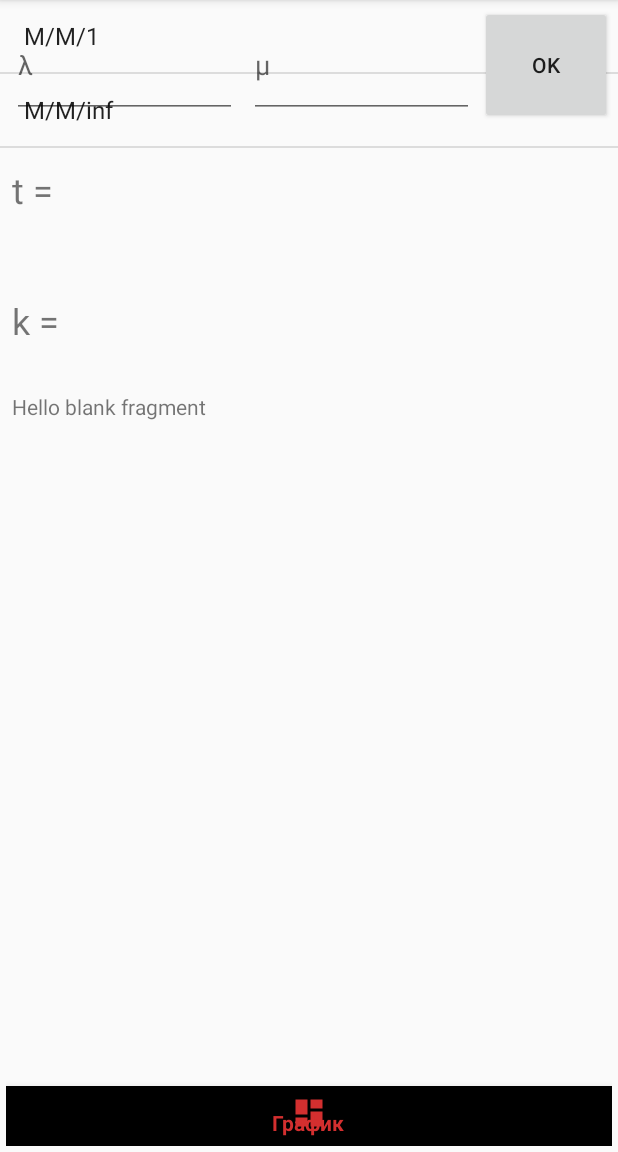
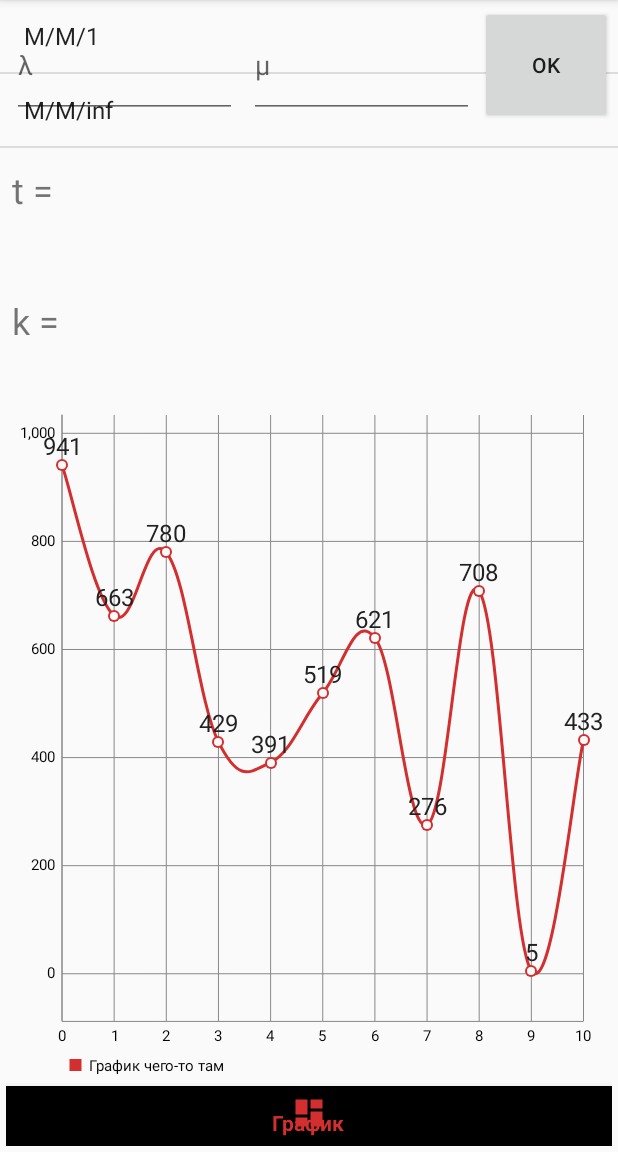
Before and after one commit to DmitriySimakov/Queue, an Android app: the fragment ModelCalculationFragment placed in its activity, item 2 of the bottom bar chosen, on a phone screen of 412 x 824 dp, the part 84-1236 px from its top. Run offline under Robolectric (Android 15) with nearby library versions, the phone set to English and light mode, and no system bars.

Commit message:
Added GraphFragment

```diff
--- a/app/src/main/java/com/dmitry_simakov/queue/fragments/GraphFragment.java
+++ b/app/src/main/java/com/dmitry_simakov/queue/fragments/GraphFragment.java
@@ -1,30 +1,112 @@
 package com.dmitry_simakov.queue.fragments;
 
-
+import android.content.res.Resources;
+import android.graphics.Color;
+import android.graphics.DashPathEffect;
 import android.os.Bundle;
 import android.support.v4.app.Fragment;
 import android.view.LayoutInflater;
 import android.view.View;
 import android.view.ViewGroup;
+import android.widget.FrameLayout;
 
 import com.dmitry_simakov.queue.R;
+import com.github.mikephil.charting.charts.LineChart;
+import com.github.mikephil.charting.components.XAxis;
+import com.github.mikephil.charting.data.Entry;
+import com.github.mikephil.charting.data.LineData;
+import com.github.mikephil.charting.data.LineDataSet;
 
-/**
- * A simple {@link Fragment} subclass.
- */
+import java.util.ArrayList;
+import java.util.List;
+
 public class GraphFragment extends Fragment {
 
+    private LineChart chart;
+    private float[] XValues;
+    private float[] YValues;
 
-    public GraphFragment() {
-        // Required empty public constructor
+    @Override
+    public View onCreateView(
+            LayoutInflater inflater, ViewGroup container, Bundle savedInstanceState) {
+        View v = inflater.inflate(R.layout.fragment_graph, container, false);
+
+        Bundle bundle = getArguments();
+        if (bundle != null) {
+            XValues = bundle.getFloatArray("XValues");
+            YValues = bundle.getFloatArray("YValues");
+        }
+
+        chart = new LineChart(getActivity());
+        chart.setLayoutParams(new FrameLayout.LayoutParams(
+                FrameLayout.LayoutParams.MATCH_PARENT, FrameLayout.LayoutParams.MATCH_PARENT));
+        FrameLayout frameLayout = v.findViewById(R.id.graph_frame);
+        frameLayout.addView(chart);
+
+        List<Entry> entries = new ArrayList<Entry>();
+        for (int i = 0; i < XValues.length; i++) {
+            entries.add(new Entry(XValues[i], YValues[i]));
+        }
+
+        LineDataSet dataSet = new LineDataSet(entries, "График чего-то там");
+
+        // подготовим цвета
+        Resources res = getResources();
+        int white = res.getColor(R.color.white);
+        int red700 = res.getColor(R.color.red_700);
+        int grey700 = res.getColor(R.color.grey_700);
+        int grey900 = res.getColor(R.color.grey_900);
+
+        // настройки линии
+        dataSet.setColor(red700);
+        dataSet.setMode(LineDataSet.Mode.CUBIC_BEZIER);
+        dataSet.setLineWidth(2f);
+
+        // настройки кружков
+        dataSet.setCircleColor(red700);
+        //dataSet.setDrawCircleHole(false);
+        dataSet.setCircleColorHole(white);
+        dataSet.setCircleRadius(4f);
+
+        // настройки креста
+        dataSet.setHighLightColor(grey700);
+        dataSet.setHighlightLineWidth(1.5f);
+
+        // настройки значений над кружками
+        dataSet.setValueTextColor(grey900);
+        dataSet.setValueTextSize(16f);
+        //dataSet.setDrawValues(false);
+
+        // настойки заполнения площади под линией
+        //dataSet.setFillColor(Color.RED);
+        //dataSet.setFillAlpha(255);
+        //dataSet.setDrawFilled(true);
+
+        LineData data = new LineData(dataSet);
+
+        // настройки графика
+        chart.setData(data);
+        chart.getDescription().setEnabled(false);
+
+        chart.setPinchZoom(true);
+        chart.setDoubleTapToZoomEnabled(false);
+
+        // Настройки осей
+        chart.getAxisRight().setEnabled(false);
+
+        XAxis xAxis = chart.getXAxis();
+        xAxis.setPosition(XAxis.XAxisPosition.BOTTOM);
+        //xAxis.setDrawGridLines(false); // Отключить вертикальные линии
+        xAxis.setGranularity(1f); // Минимальные интервалы по X при зуме
+        xAxis.setLabelCount(11); // Количество отображаемых значений
+
+        return v;
     }
 
-
     @Override
-    public View onCreateView(LayoutInflater inflater, ViewGroup container,
-                             Bundle savedInstanceState) {
-        // Inflate the layout for this fragment
-        return inflater.inflate(R.layout.fragment_graph, container, false);
+    public void onStart() {
+        super.onStart();
+        chart.animateY(1500);
     }
 
 }
--- a/app/src/main/res/layout-land/fragment_model_calculation.xml
+++ b/app/src/main/res/layout-land/fragment_model_calculation.xml
@@ -15,7 +15,7 @@
         android:layout_weight="2">
 
         <FrameLayout
-            android:id="@+id/frame_layout"
+            android:id="@+id/p_frame"
             android:layout_width="match_parent"
             android:layout_height="0dp"
             android:layout_weight="1"
--- a/app/src/main/res/layout/fragment_graph.xml
+++ b/app/src/main/res/layout/fragment_graph.xml
@@ -1,13 +1,7 @@
-<FrameLayout xmlns:android="http://schemas.android.com/apk/res/android"
-             xmlns:tools="http://schemas.android.com/tools"
-             android:layout_width="match_parent"
-             android:layout_height="match_parent"
-             tools:context="com.dmitry_simakov.queue.fragments.GraphFragment">
-
-    <!-- TODO: Update blank fragment layout -->
-    <TextView
-        android:layout_width="match_parent"
-        android:layout_height="match_parent"
-        android:text="@string/hello_blank_fragment"/>
-
-</FrameLayout>
+<FrameLayout
+    xmlns:android="http://schemas.android.com/apk/res/android"
+    xmlns:tools="http://schemas.android.com/tools"
+    android:id="@+id/graph_frame"
+    android:layout_width="match_parent"
+    android:layout_height="match_parent"
+    tools:context="com.dmitry_simakov.queue.fragments.GraphFragment"/>
```
Also changed, not shown: app/src/main/java/com/dmitry_simakov/queue/fragments/BarGraphFragment.java (+36 -29 lines).
